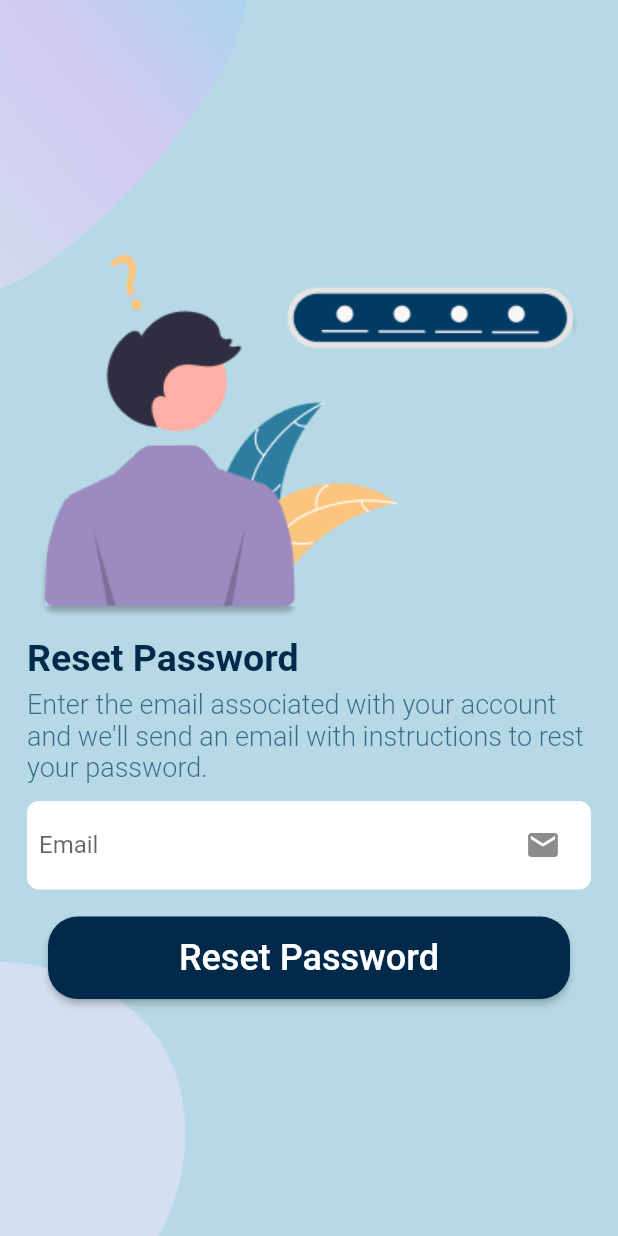
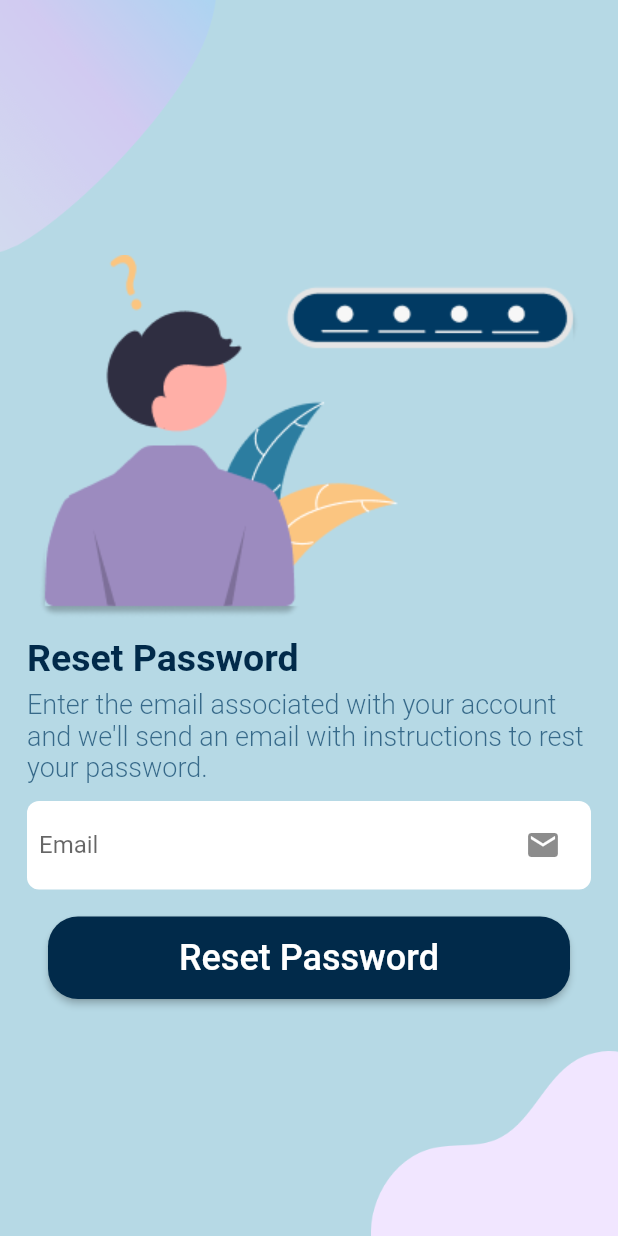
Before and after one commit to SumayaSiddique/CSE327-Group02-Meal_Sharer, a Flutter app: the ForgetPasswordScreen screen opened directly, on a phone screen of 412 x 824 dp. Run offline on Flutter 3.47's test engine with Material 2 defaults, Android fonts, the phone set to English and light mode, and no system bars; our stand-ins replace flutter_svg, font_awesome_flutter, get, lottie; Roboto replaces fonts that are missing (SF Pro Rounded).

Commit message:
Update forget_password_screen.dart

```diff
--- a/meal_sharer/lib/Screens/Forgot password/forget_password_screen.dart
+++ b/meal_sharer/lib/Screens/Forgot password/forget_password_screen.dart
@@ -1,4 +1,5 @@
 import 'package:flutter/material.dart';
+import 'package:meal_sharer/Screens/Background/background_2.dart';
 import 'package:meal_sharer/Screens/Welcome/components/welcome_background.dart';
 import 'package:meal_sharer/constants.dart';
 
@@ -10,8 +11,11 @@ class ForgetPasswordScreen extends StatelessWidget {
   @override
   Widget build(BuildContext context) {
     return Scaffold(
-      body: WelcomeBackground(
-        child: Center(
+      body: Background2(
+        child: SafeArea(
+          child: Stack(
+            children: [
+              Center(
                 child: SingleChildScrollView(
                   child: Column(
                     children: [
@@ -66,7 +70,8 @@ class ForgetPasswordScreen extends StatelessWidget {
                             borderRadius: BorderRadius.circular(8),
                           ),
                           child: Padding(
-                      padding: const EdgeInsets.symmetric(horizontal: 8.0),
+                            padding:
+                                const EdgeInsets.symmetric(horizontal: 8.0),
                             child: TextField(
                               decoration: const InputDecoration(
                                 border: InputBorder.none,
@@ -117,6 +122,9 @@ class ForgetPasswordScreen extends StatelessWidget {
                   ),
                 ),
               ),
+            ],
+          ),
+        ),
       ),
     );
   }
```
Lines whose indentation alone changed are shown as unchanged.
